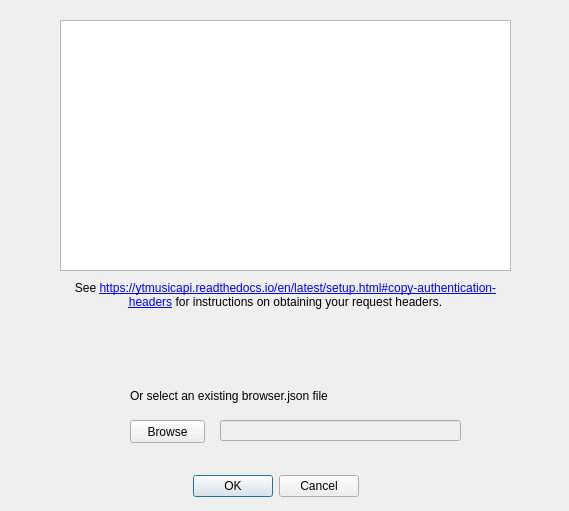
Above: gui/src/main/resources/auth_dialog.ui from apastel/ytmusic-deleter before the change. Below: the same form after it.
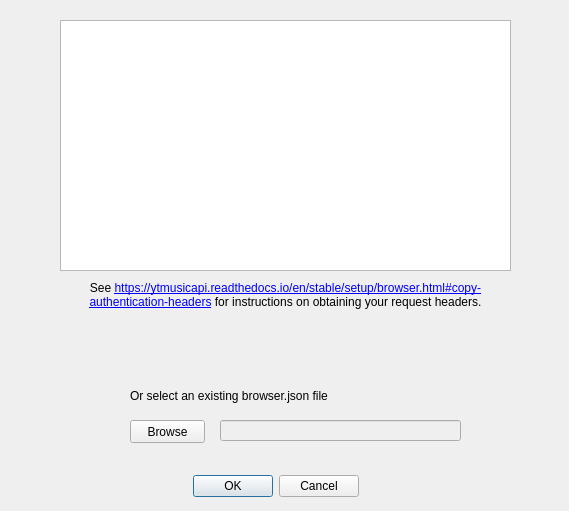
That is the form after the change.

Commit message: fix remaining references to ytmusicapi docs

Patch:
```diff
--- a/gui/src/main/resources/auth_dialog.ui
+++ b/gui/src/main/resources/auth_dialog.ui
@@ -97,7 +97,7 @@
     </rect>
    </property>
    <property name="text">
-    <string>&lt;html&gt;See &lt;a href=&quot;https://ytmusicapi.readthedocs.io/en/latest/setup.html#copy-authentication-headers&quot;&gt;https://ytmusicapi.readthedocs.io/en/latest/setup.html#copy-authentication-headers&lt;/a&gt; for instructions on obtaining your request headers.&lt;/html&gt;</string>
+    <string>&lt;html&gt;See &lt;a href=&quot;https://ytmusicapi.readthedocs.io/en/stable/setup/browser.html#copy-authentication-headers&quot;&gt;https://ytmusicapi.readthedocs.io/en/stable/setup/browser.html#copy-authentication-headers&lt;/a&gt; for instructions on obtaining your request headers.&lt;/html&gt;</string>
    </property>
    <property name="alignment">
     <set>Qt::AlignCenter</set>
```
The commit also changes 1 other file.
